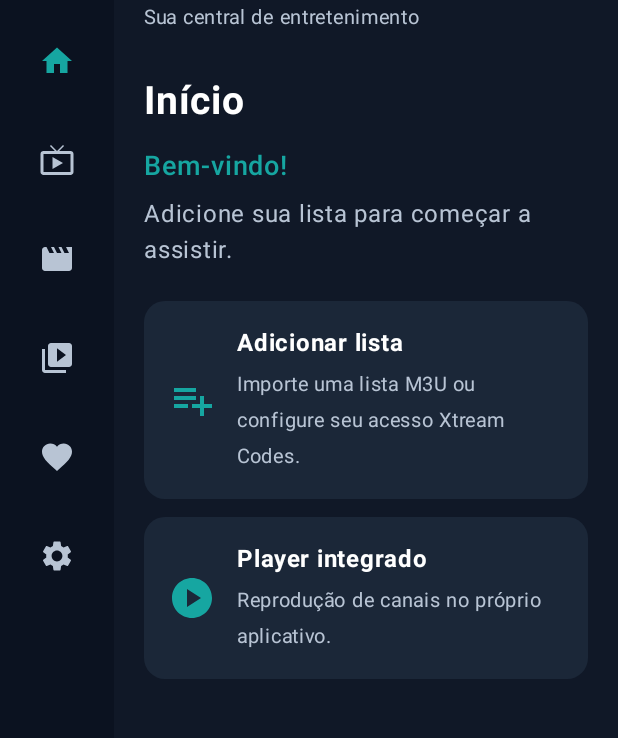
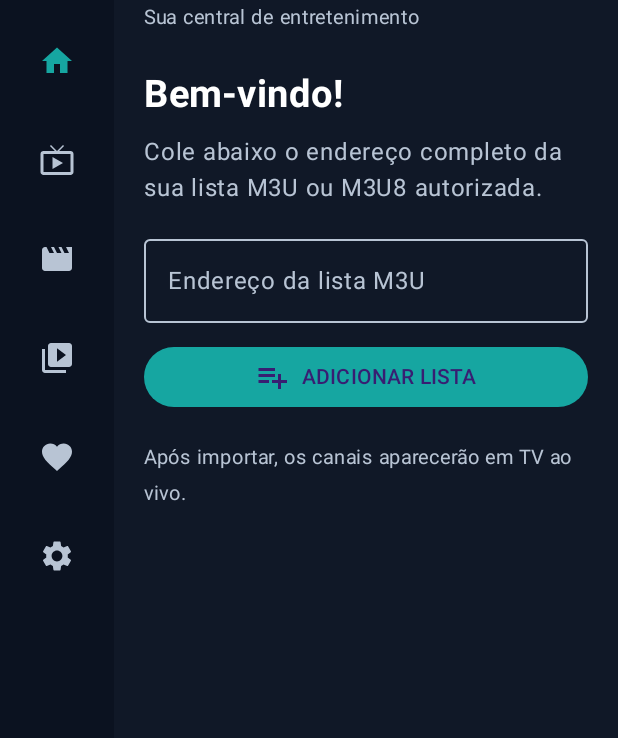
Before and after one commit to vanderleiinexordium-star/play-one-jabarys, an Android app built with Jetpack Compose: the screen it shows after launch (MainActivity), on a phone screen of 412 x 824 dp, the part 73-811 px from its top. Run offline under Robolectric (Android 15) with nearby library versions, the phone set to English and light mode, and no system bars.

Commit message:
Implementar importação de listas M3U

```diff
--- a/app/src/main/java/com/jabarys/playone/MainActivity.kt
+++ b/app/src/main/java/com/jabarys/playone/MainActivity.kt
@@ -9,6 +9,7 @@ import androidx.compose.foundation.layout.*
 import androidx.compose.foundation.lazy.LazyColumn
 import androidx.compose.foundation.lazy.items
 import androidx.compose.foundation.shape.RoundedCornerShape
+import androidx.compose.foundation.text.KeyboardOptions
 import androidx.compose.material.icons.Icons
 import androidx.compose.material.icons.filled.*
 import androidx.compose.material3.*
@@ -17,13 +18,21 @@ import androidx.compose.ui.Alignment
 import androidx.compose.ui.Modifier
 import androidx.compose.ui.graphics.Color
 import androidx.compose.ui.text.font.FontWeight
+import androidx.compose.ui.text.input.KeyboardType
 import androidx.compose.ui.unit.dp
 import androidx.compose.ui.unit.sp
+import kotlinx.coroutines.Dispatchers
+import kotlinx.coroutines.launch
+import kotlinx.coroutines.withContext
+import java.net.URL
+import java.net.HttpURLConnection
 
 private val Navy = Color(0xFF101827)
 private val Panel = Color(0xFF1B2738)
 private val Accent = Color(0xFF16A6A1)
 private val SoftText = Color(0xFFB8C4D4)
+
+data class M3UChannel(val name: String, val url: String)
 
 class MainActivity : ComponentActivity() {
     override fun onCreate(savedInstanceState: Bundle?) {
@@ -35,22 +44,17 @@ class MainActivity : ComponentActivity() {
 @Composable
 fun PlayOneApp() {
     var selected by remember { mutableStateOf("Início") }
+    var playlistUrl by remember { mutableStateOf("") }
+    var channels by remember { mutableStateOf<List<M3UChannel>>(emptyList()) }
+    var loading by remember { mutableStateOf(false) }
+    var message by remember { mutableStateOf("") }
+    val scope = rememberCoroutineScope()
     val menu = listOf("Início", "TV ao vivo", "Filmes", "Séries", "Favoritos", "Configurações")
 
-    MaterialTheme(
-        colorScheme = darkColorScheme(
-            primary = Accent,
-            background = Navy,
-            surface = Panel,
-            onBackground = Color.White,
-            onSurface = Color.White
-        )
-    ) {
-        Row(
-            modifier = Modifier.fillMaxSize().background(Navy)
-        ) {
+    MaterialTheme(colorScheme = darkColorScheme(primary = Accent, background = Navy, surface = Panel)) {
+        Row(Modifier.fillMaxSize().background(Navy)) {
             Column(
-                modifier = Modifier.width(76.dp).fillMaxHeight().background(Color(0xFF0B1220)).padding(vertical = 18.dp),
+                Modifier.width(76.dp).fillMaxHeight().background(Color(0xFF0B1220)).padding(vertical = 18.dp),
                 horizontalAlignment = Alignment.CenterHorizontally,
                 verticalArrangement = Arrangement.spacedBy(18.dp)
             ) {
@@ -70,49 +74,131 @@ fun PlayOneApp() {
                 }
             }
 
-            Column(
-                modifier = Modifier.fillMaxSize().padding(horizontal = 20.dp, vertical = 22.dp)
-            ) {
+            Column(Modifier.fillMaxSize().padding(horizontal = 20.dp, vertical = 22.dp)) {
                 Text("PLAY ONE JABARYS", color = Color.White, fontSize = 22.sp, fontWeight = FontWeight.Bold)
                 Text("Sua central de entretenimento", color = SoftText, fontSize = 13.sp)
-                Spacer(Modifier.height(28.dp))
-                Text(selected, color = Color.White, fontSize = 26.sp, fontWeight = FontWeight.Bold)
-                Spacer(Modifier.height(16.dp))
+                Spacer(Modifier.height(24.dp))
 
-                if (selected == "Início") {
-                    Text("Bem-vindo!", color = Accent, fontSize = 18.sp, fontWeight = FontWeight.SemiBold)
-                    Spacer(Modifier.height(8.dp))
-                    Text("Adicione sua lista para começar a assistir.", color = SoftText)
-                    Spacer(Modifier.height(22.dp))
-                    FeatureCard("Adicionar lista", "Importe uma lista M3U ou configure seu acesso Xtream Codes.", Icons.Default.PlaylistAdd)
-                    Spacer(Modifier.height(12.dp))
-                    FeatureCard("Player integrado", "Reprodução de canais no próprio aplicativo.", Icons.Default.PlayCircle)
-                } else if (selected == "Configurações") {
-                    FeatureCard("Fontes de conteúdo", "M3U / M3U8 e Xtream Codes estarão disponíveis nesta área.", Icons.Default.Settings)
-                    Spacer(Modifier.height(12.dp))
-                    FeatureCard("Personalização", "Nome, aparência e preferências do aplicativo.", Icons.Default.Palette)
-                } else {
-                    Text("Nenhum conteúdo carregado.", color = SoftText)
-                    Spacer(Modifier.height(8.dp))
-                    Text("Adicione uma lista autorizada em Configurações para preencher esta seção.", color = SoftText)
+                when (selected) {
+                    "Início", "Configurações" -> {
+                        Text(if (selected == "Início") "Bem-vindo!" else "Adicionar lista M3U", color = Color.White, fontSize = 25.sp, fontWeight = FontWeight.Bold)
+                        Spacer(Modifier.height(12.dp))
+                        Text("Cole abaixo o endereço completo da sua lista M3U ou M3U8 autorizada.", color = SoftText)
+                        Spacer(Modifier.height(14.dp))
+                        OutlinedTextField(
+                            value = playlistUrl,
+                            onValueChange = { playlistUrl = it; message = "" },
+                            modifier = Modifier.fillMaxWidth(),
+                            label = { Text("Endereço da lista M3U") },
+                            placeholder = { Text("https://servidor.com/lista.m3u") },
+                            singleLine = true,
+                            keyboardOptions = KeyboardOptions(keyboardType = KeyboardType.Uri),
+                            colors = OutlinedTextFieldDefaults.colors(
+                                focusedTextColor = Color.White, unfocusedTextColor = Color.White,
+                                focusedBorderColor = Accent, unfocusedBorderColor = SoftText,
+                                focusedLabelColor = Accent, unfocusedLabelColor = SoftText,
+                                cursorColor = Accent
+                            )
+                        )
+                        Spacer(Modifier.height(12.dp))
+                        Button(
+                            onClick = {
+                                val address = playlistUrl.trim()
+                                if (!(address.startsWith("http://") || address.startsWith("https://"))) {
+                                    message = "Digite um endereço M3U válido começando com http:// ou https://."
+                                } else {
+                                    loading = true
+                                    message = "Carregando lista..."
+                                    scope.launch {
+                                        try {
+                                            val result = withContext(Dispatchers.IO) { downloadM3U(address) }
+                                            channels = result
+                                            message = if (result.isEmpty()) "A lista abriu, mas nenhum canal válido foi encontrado." else "Lista importada: ${result.size} canais."
+                                            if (result.isNotEmpty()) selected = "TV ao vivo"
+                                        } catch (e: Exception) {
+                                            message = "Não foi possível carregar a lista. Confira o endereço e tente novamente."
+                                        } finally {
+                                            loading = false
+                                        }
+                                    }
+                                }
+                            },
+                            enabled = !loading,
+                            modifier = Modifier.fillMaxWidth(),
+                            colors = ButtonDefaults.buttonColors(containerColor = Accent)
+                        ) {
+                            if (loading) CircularProgressIndicator(Modifier.size(20.dp), color = Color.White, strokeWidth = 2.dp)
+                            else Icon(Icons.Default.PlaylistAdd, contentDescription = null)
+                            Spacer(Modifier.width(8.dp))
+                            Text(if (loading) "Importando..." else "ADICIONAR LISTA")
+                        }
+                        if (message.isNotBlank()) {
+                            Spacer(Modifier.height(12.dp))
+                            Text(message, color = if (message.startsWith("Não") || message.startsWith("Digite")) Color(0xFFFF8A80) else Accent)
+                        }
+                        Spacer(Modifier.height(18.dp))
+                        Text("Após importar, os canais aparecerão em TV ao vivo.", color = SoftText, fontSize = 13.sp)
+                    }
+                    "TV ao vivo" -> {
+                        Text("TV ao vivo", color = Color.White, fontSize = 25.sp, fontWeight = FontWeight.Bold)
+                        Spacer(Modifier.height(12.dp))
+                        if (channels.isEmpty()) {
+                            Text("Nenhum canal carregado. Adicione uma lista M3U em Início.", color = SoftText)
+                        } else {
+                            Text("${channels.size} canais carregados", color = Accent)
+                            Spacer(Modifier.height(8.dp))
+                            LazyColumn(verticalArrangement = Arrangement.spacedBy(8.dp)) {
+                                items(channels) { channel ->
+                                    Row(
+                                        Modifier.fillMaxWidth().background(Panel, RoundedCornerShape(10.dp)).padding(14.dp),
+                                        verticalAlignment = Alignment.CenterVertically
+                                    ) {
+                                        Icon(Icons.Default.LiveTv, contentDescription = null, tint = Accent)
+                                        Spacer(Modifier.width(12.dp))
+                                        Text(channel.name, color = Color.White, fontSize = 14.sp)
+                                    }
+                                }
+                            }
+                        }
+                    }
+                    else -> {
+                        Text(selected, color = Color.White, fontSize = 25.sp, fontWeight = FontWeight.Bold)
+                        Text("Importe uma lista M3U para carregar seus canais.", color = SoftText)
+                    }
                 }
             }
         }
     }
 }
 
-@Composable
-private fun FeatureCard(title: String, description: String, icon: androidx.compose.ui.graphics.vector.ImageVector) {
-    Row(
-        modifier = Modifier.fillMaxWidth().background(Panel, RoundedCornerShape(14.dp)).padding(16.dp),
-        verticalAlignment = Alignment.CenterVertically
-    ) {
-        Icon(icon, contentDescription = null, tint = Accent, modifier = Modifier.size(32.dp))
-        Spacer(Modifier.width(14.dp))
-        Column {
-            Text(title, color = Color.White, fontWeight = FontWeight.Bold, fontSize = 16.sp)
-            Spacer(Modifier.height(4.dp))
-            Text(description, color = SoftText, fontSize = 13.sp)
+private fun downloadM3U(address: String): List<M3UChannel> {
+    val connection = (URL(address).openConnection() as HttpURLConnection).apply {
+        connectTimeout = 15000
+        readTimeout = 20000
+        instanceFollowRedirects = true
+        setRequestProperty("User-Agent", "PLAY-ONE-JABARYS/1.0")
+    }
+    try {
+        val text = connection.inputStream.bufferedReader(Charsets.UTF_8).use { it.readText() }
+        if (!text.trimStart().startsWith("#EXTM3U")) {
+            throw IllegalArgumentException("Arquivo não é uma lista M3U")
         }
+        val result = mutableListOf<M3UChannel>()
+        var currentName = ""
+        text.lineSequence().forEach { raw ->
+            val line = raw.trim()
+            when {
+                line.startsWith("#EXTINF", ignoreCase = true) -> {
+                    currentName = line.substringAfterLast(',', "Canal").trim().ifBlank { "Canal" }
+                }
+                line.isNotBlank() && !line.startsWith("#") && (line.startsWith("http://") || line.startsWith("https://")) -> {
+                    result.add(M3UChannel(currentName.ifBlank { "Canal ${result.size + 1}" }, line))
+                    currentName = ""
+                }
+            }
+        }
+        return result
+    } finally {
+        connection.disconnect()
     }
 }
```
